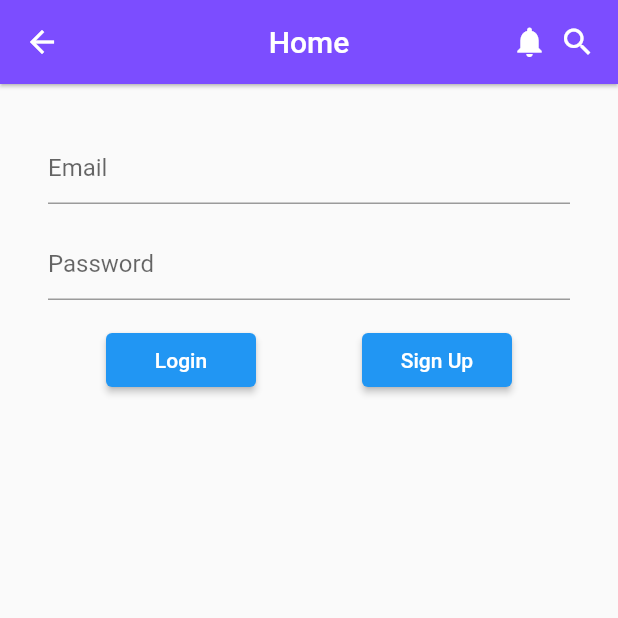
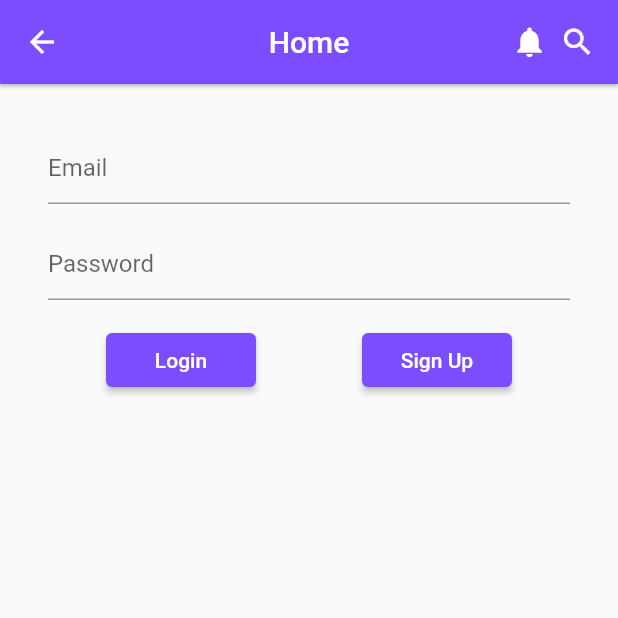
Before and after one commit to Arna98/Navigate-to-screen, a Flutter app: the screen it shows after launch, on a phone screen of 412 x 824 dp, the top half of it. Run offline on Flutter 3.47's test engine with Material 2 defaults, Android fonts, the phone set to English and light mode, and no system bars.

Commit message:
change color buttons

```diff
--- a/lib/main.dart
+++ b/lib/main.dart
@@ -57,6 +57,7 @@ class Home extends StatelessWidget {
             ),
           ),
         ),
+        //Buttons
         Row(
           mainAxisAlignment: MainAxisAlignment.spaceEvenly,
           children: [
@@ -65,12 +66,14 @@ class Home extends StatelessWidget {
                 onPressed: () {},
                 style: ElevatedButton.styleFrom(
                   fixedSize: const Size(100, 30),
+                  primary: Colors.deepPurpleAccent
                 ),
                 child: const Text("Login")),
             //Elevated button sign up
             ElevatedButton(
               onPressed: (() {}),
-              style: ElevatedButton.styleFrom(fixedSize: const Size(100, 30)),
+              style: ElevatedButton.styleFrom(fixedSize: const Size(100, 30),
+              primary: Colors.deepPurpleAccent),
               child: const Text("Sign Up"),
             )
           ],
```
